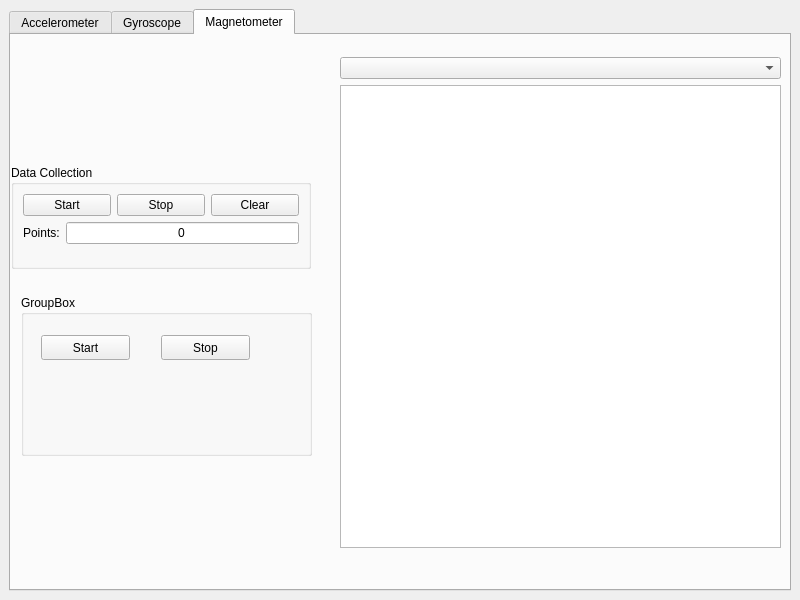
This is src/fmain.ui in pcdangio/ros-calibration_imu as Qt 5 draws it before an edit. The edited form follows.
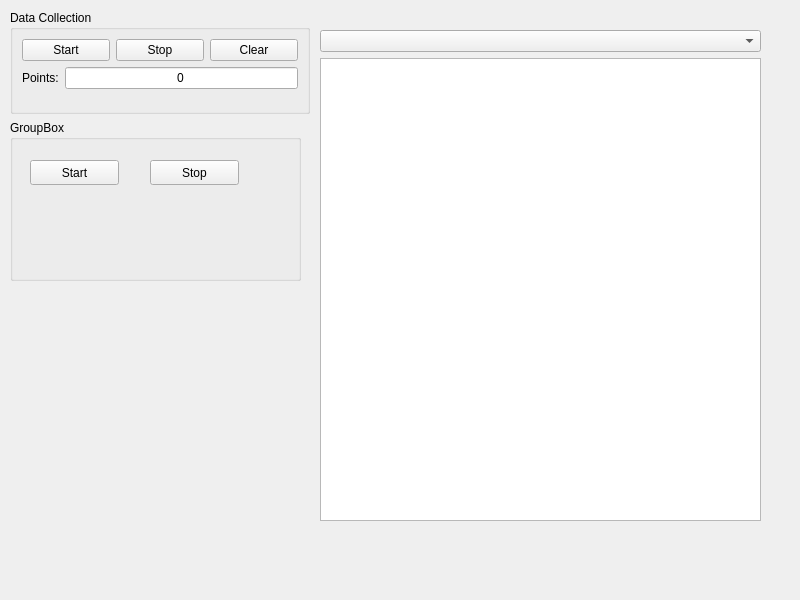
This is the edited form. Custom widgets are drawn as their Qt base class.

Commit message: magnetometer: swapped to single form

```diff
--- a/src/fmain.ui
+++ b/src/fmain.ui
@@ -14,31 +14,11 @@
    <string>fmain</string>
   </property>
   <widget class="QWidget" name="centralwidget">
-   <layout class="QHBoxLayout" name="horizontalLayout">
-    <item>
-     <widget class="QTabWidget" name="tabs">
-      <property name="currentIndex">
-       <number>2</number>
-      </property>
-      <widget class="QWidget" name="tab_accelerometer">
-       <attribute name="title">
-        <string>Accelerometer</string>
-       </attribute>
-      </widget>
-      <widget class="QWidget" name="tab_gyroscope">
-       <attribute name="title">
-        <string>Gyroscope</string>
-       </attribute>
-      </widget>
-      <widget class="QWidget" name="tab_magnetometer">
-       <attribute name="title">
-        <string>Magnetometer</string>
-       </attribute>
        <widget class="QWidget" name="verticalLayoutWidget">
         <property name="geometry">
          <rect>
-          <x>329</x>
-          <y>22</y>
+      <x>320</x>
+      <y>30</y>
           <width>441</width>
           <height>491</height>
          </rect>
@@ -52,22 +32,11 @@
          </item>
         </layout>
        </widget>
-       <widget class="QWidget" name="verticalLayoutWidget_2">
-        <property name="geometry">
-         <rect>
-          <x>20</x>
-          <y>20</y>
-          <width>302</width>
-          <height>80</height>
-         </rect>
-        </property>
-        <layout class="QVBoxLayout" name="verticalLayout_4"/>
-       </widget>
        <widget class="QGroupBox" name="groupBox">
         <property name="geometry">
          <rect>
-          <x>0</x>
-          <y>130</y>
+      <x>10</x>
+      <y>10</y>
           <width>300</width>
           <height>104</height>
          </rect>
@@ -137,7 +106,7 @@
         <property name="geometry">
          <rect>
           <x>10</x>
-          <y>260</y>
+      <y>120</y>
           <width>291</width>
           <height>161</height>
          </rect>
@@ -172,10 +141,6 @@
          </property>
         </widget>
        </widget>
-      </widget>
-     </widget>
-    </item>
-   </layout>
   </widget>
  </widget>
  <customwidgets>
```
Left out of the diff: 12 changed lines with no effect on the pictures. Lines whose indentation alone changed are shown as unchanged. The commit also changes 6 other files.
